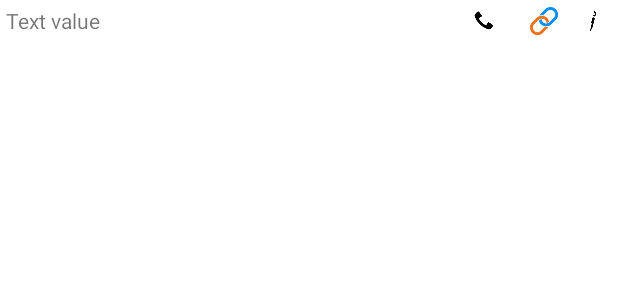
After one commit to CityOfGosnells2015/DIYBusinessSecurity, an Android app: the layout activity_display_link.xml on its own in the app's theme, with its tools: preview values and no code run, on a phone screen of 412 x 824 dp. The commit adds this screen. Shown: the top 300 px of the screen. Run offline under Robolectric (Android 15) with nearby library versions, the phone set to English and light mode, and no system bars.

Commit message:
Change Link Activity
Update link activity to use adapter

```diff
--- /dev/null
+++ b/App/CityOfGosnellsDIYBusinessSecurity/app/src/main/res/layout/activity_display_link.xml
@@ -0,0 +1,48 @@
+<?xml version="1.0" encoding="utf-8"?>
+<RelativeLayout xmlns:android="http://schemas.android.com/apk/res/android"
+    android:layout_width="match_parent"
+    android:layout_height="wrap_content"
+    android:padding="4dp"
+    android:orientation="vertical" >
+
+    <TextView
+        android:id="@+id/nameLink"
+        android:layout_width="wrap_content"
+        android:layout_height="wrap_content"
+        android:text="Text value"/>
+
+    <ImageView
+        android:id="@+id/phoneIcon"
+        android:background="@drawable/ic_call"
+        android:layout_width="20dp"
+        android:layout_height="20dp"
+        android:layout_alignBottom="@+id/nameLink"
+        android:layout_toLeftOf="@+id/linkIcon"
+        android:layout_toStartOf="@+id/linkIcon"
+        android:layout_marginRight="20dp"
+        android:layout_marginEnd="31dp" />
+
+    <ImageView
+        android:id="@+id/linkIcon"
+        android:layout_width="20dp"
+        android:layout_height="20dp"
+        android:background="@drawable/ic_links"
+        android:layout_marginRight="20dp"
+        android:layout_marginEnd="38dp"
+        android:layout_alignTop="@+id/editIcon"
+        android:layout_toLeftOf="@+id/editIcon"
+        android:layout_toStartOf="@+id/editIcon" />
+
+    <ImageView
+        android:id="@+id/editIcon"
+        android:layout_width="5dp"
+        android:layout_height="20dp"
+        android:background="@drawable/ic_edit"
+        android:layout_marginRight="10dp"
+        android:layout_marginEnd="10dp"
+        android:layout_alignParentTop="true"
+        android:layout_alignParentRight="true"
+        android:layout_alignParentEnd="true" />
+
+
+</RelativeLayout>
--- a/App/CityOfGosnellsDIYBusinessSecurity/app/src/main/res/layout/activity_help_.xml
+++ b/App/CityOfGosnellsDIYBusinessSecurity/app/src/main/res/layout/activity_help_.xml
@@ -9,7 +9,8 @@
             android:id="@+id/list1"
             android:layout_width="match_parent"
             android:layout_height="wrap_content"
-            android:clickable="false" />
+            android:clickable="false"
+            android:choiceMode="none" />
 
 
 </RelativeLayout>
```
Also changed, not shown: App/CityOfGosnellsDIYBusinessSecurity/app/src/main/java/com/mylayouts/jm/cityofgosnellsdiybusinesssecurity/LinkAdapter.java (added, +105 -0 lines), App/CityOfGosnellsDIYBusinessSecurity/app/src/main/java/com/mylayouts/jm/cityofgosnellsdiybusinesssecurity/LinksActivity.java (+9 -3 lines), App/CityOfGosnellsDIYBusinessSecurity/app/src/main/res/layout/activity_links.xml (+7 -14 lines).
